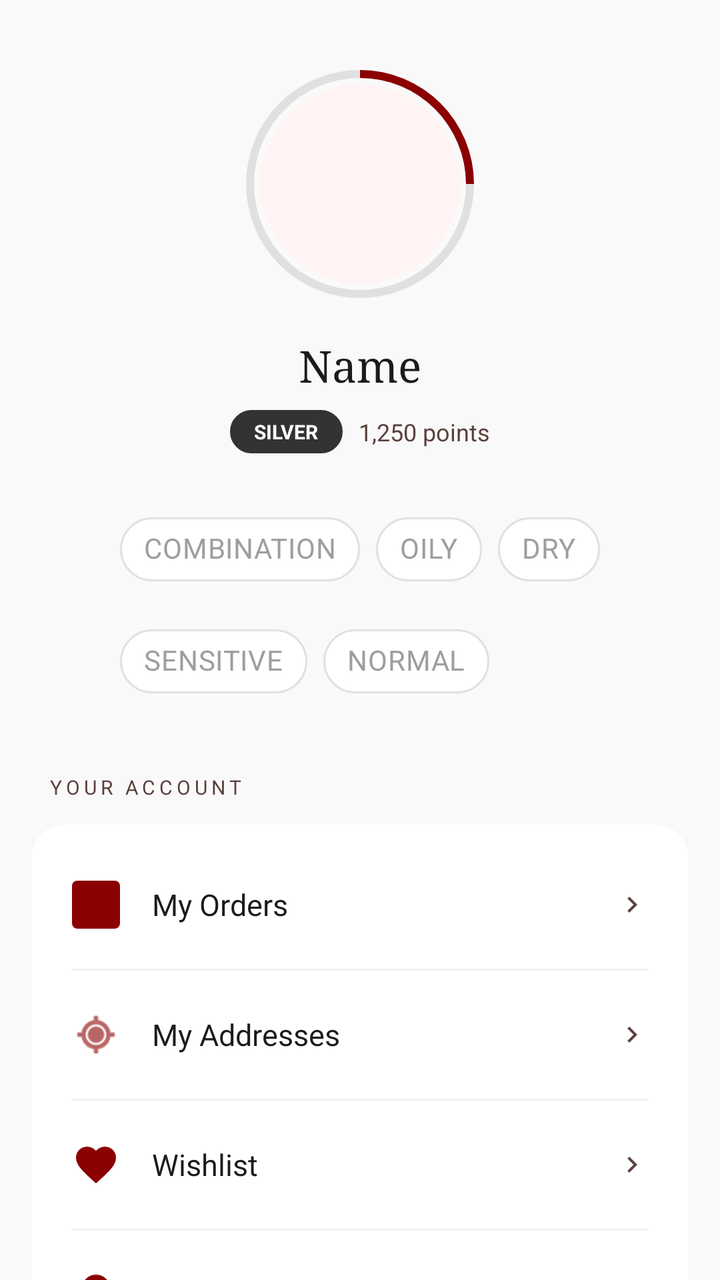
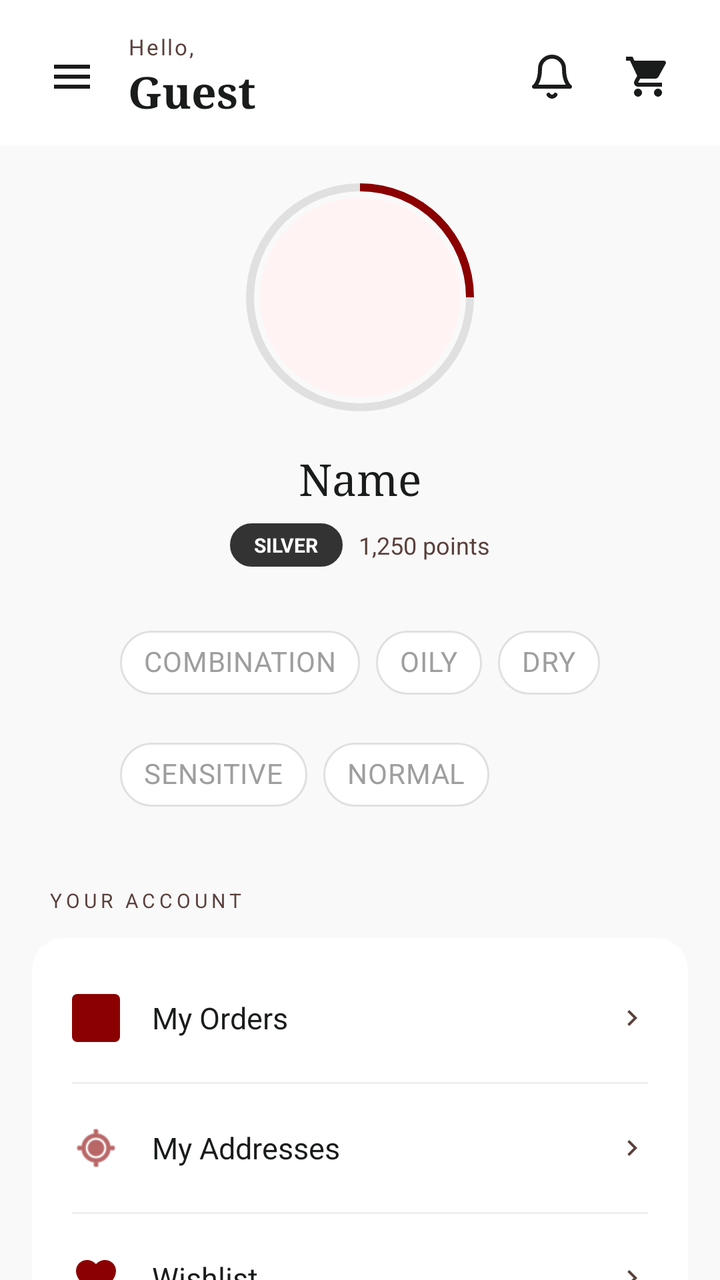

Two renders of the same Android screen: before a commit and after it. Below are the layout's source before the change and the commit's diff.
<!-- AndroidManifest.xml: application theme Theme.TirTirMCommerce -->
<!-- res/layout/fragment_profile.xml -->
<?xml version="1.0" encoding="utf-8"?>
<androidx.coordinatorlayout.widget.CoordinatorLayout xmlns:android="http://schemas.android.com/apk/res/android"
    xmlns:app="http://schemas.android.com/apk/res-auto"
    xmlns:tools="http://schemas.android.com/tools"
    android:layout_width="match_parent"
    android:layout_height="match_parent"
    android:background="@color/tirtir_off_white">

    <androidx.core.widget.NestedScrollView
        android:layout_width="match_parent"
        android:layout_height="match_parent">

        <LinearLayout
            android:layout_width="match_parent"
            android:layout_height="wrap_content"
            android:orientation="vertical"
            android:gravity="center_horizontal"
            android:paddingTop="32dp"
            android:paddingBottom="64dp">

            
            <FrameLayout
                android:layout_width="120dp"
                android:layout_height="120dp">

                <ProgressBar
                    android:id="@+id/pbLoyalty"
                    style="?android:attr/progressBarStyleHorizontal"
                    android:layout_width="match_parent"
                    android:layout_height="match_parent"
                    android:indeterminate="false"
                    android:progressDrawable="@drawable/circular_progress_bar"
                    android:max="1000"
                    android:progress="250" />

                <com.google.android.material.imageview.ShapeableImageView
                    android:id="@+id/ivAvatar"
                    android:layout_width="100dp"
                    android:layout_height="100dp"
                    android:layout_gravity="center"
                    android:scaleType="centerCrop"
                    android:background="@color/tirtir_red_surface"
                    app:shapeAppearanceOverlay="@style/ShapeAppearanceOverlay.App.CornerSize50Percent" />

                <TextView
                    android:id="@+id/tvInitials"
                    android:layout_width="100dp"
                    android:layout_height="100dp"
                    android:layout_gravity="center"
                    android:gravity="center"
                    android:background="@drawable/ic_tirtir_brand_circle"
                    android:textColor="@color/tirtir_red_primary"
                    android:textSize="32sp"
                    android:textStyle="bold"
                    android:visibility="gone"
                    android:text="TT" />

                <ProgressBar
                    android:id="@+id/progressAvatarUpload"
                    android:layout_width="32dp"
                    android:layout_height="32dp"
                    android:layout_gravity="center"
                    android:indeterminateTint="@color/tirtir_red_primary"
                    android:visibility="gone" />
            </FrameLayout>

            
            <TextView
                android:id="@+id/tvUserName"
                android:layout_width="wrap_content"
                android:layout_height="wrap_content"
                android:layout_marginTop="16dp"
                android:text="Name"
                android:textColor="@color/tirtir_black"
                android:textSize="22sp"
                android:textStyle="normal"
                android:fontFamily="serif" />

            
            <TextView android:id="@+id/tvEmail" android:layout_width="0dp" android:layout_height="0dp" android:visibility="gone" />
            <TextView android:id="@+id/tvLoyaltyProgress" android:layout_width="0dp" android:layout_height="0dp" android:visibility="gone" />
            <View android:id="@+id/cardLoyalty" android:layout_width="0dp" android:layout_height="0dp" android:visibility="gone" />
            <View android:id="@+id/btnEditProfile" android:layout_width="0dp" android:layout_height="0dp" android:visibility="gone" />
            <androidx.recyclerview.widget.RecyclerView android:id="@+id/rvAddresses" android:layout_width="0dp" android:layout_height="0dp" android:visibility="gone" />

            
            <LinearLayout
                android:layout_width="wrap_content"
                android:layout_height="wrap_content"
                android:orientation="horizontal"
                android:gravity="center_vertical"
                android:layout_marginTop="8dp">

                <TextView
                    android:id="@+id/tvLoyaltyTierBadge"
                    android:layout_width="wrap_content"
                    android:layout_height="wrap_content"
                    android:background="@drawable/bg_pill_red_outline"
                    android:backgroundTint="#333333"
                    android:paddingHorizontal="12dp"
                    android:paddingVertical="4dp"
                    android:text="SILVER"
                    android:textColor="@color/tirtir_white"
                    android:textSize="10sp"
                    android:textStyle="bold"
                    android:textAllCaps="true" />

                <TextView
                    android:id="@+id/tvLoyaltyPoints"
                    android:layout_width="wrap_content"
                    android:layout_height="wrap_content"
                    android:layout_marginStart="8dp"
                    android:text="1,250 points"
                    android:textColor="@color/tirtir_text_secondary"
                    android:textSize="12sp" />
            </LinearLayout>

            
            <com.google.android.material.chip.ChipGroup
                android:id="@+id/chipGroupSkinType"
                android:layout_width="wrap_content"
                android:layout_height="wrap_content"
                android:layout_marginTop="24dp"
                android:layout_marginHorizontal="24dp"
                app:singleSelection="true"
                app:chipSpacingHorizontal="8dp"
                app:chipSpacingVertical="8dp"
                android:gravity="center">

                <com.google.android.material.chip.Chip
                    android:id="@+id/chipSkinCombo"
                    style="@style/Widget.MaterialComponents.Chip.Choice"
                    android:layout_width="wrap_content"
                    android:layout_height="wrap_content"
                    app:chipBackgroundColor="@android:color/transparent"
                    app:chipStrokeColor="@color/chip_stroke_profile"
                    app:chipStrokeWidth="1dp"
                    android:textColor="@color/chip_text_profile"
                    android:text="COMBINATION" />

                <com.google.android.material.chip.Chip
                    android:id="@+id/chipSkinOily"
                    style="@style/Widget.MaterialComponents.Chip.Choice"
                    android:layout_width="wrap_content"
                    android:layout_height="wrap_content"
                    app:chipBackgroundColor="@android:color/transparent"
                    app:chipStrokeColor="@color/chip_stroke_profile"
                    app:chipStrokeWidth="1dp"
                    android:textColor="@color/chip_text_profile"
                    android:text="OILY" />

                <com.google.android.material.chip.Chip
                    android:id="@+id/chipSkinDry"
                    style="@style/Widget.MaterialComponents.Chip.Choice"
                    android:layout_width="wrap_content"
                    android:layout_height="wrap_content"
                    app:chipBackgroundColor="@android:color/transparent"
                    app:chipStrokeColor="@color/chip_stroke_profile"
                    app:chipStrokeWidth="1dp"
                    android:textColor="@color/chip_text_profile"
                    android:text="DRY" />

                <com.google.android.material.chip.Chip
                    android:id="@+id/chipSkinSensitive"
                    style="@style/Widget.MaterialComponents.Chip.Choice"
                    android:layout_width="wrap_content"
                    android:layout_height="wrap_content"
                    app:chipBackgroundColor="@android:color/transparent"
                    app:chipStrokeColor="@color/chip_stroke_profile"
                    app:chipStrokeWidth="1dp"
                    android:textColor="@color/chip_text_profile"
                    android:text="SENSITIVE" />

                <com.google.android.material.chip.Chip
                    android:id="@+id/chipSkinNormal"
                    style="@style/Widget.MaterialComponents.Chip.Choice"
                    android:layout_width="wrap_content"
                    android:layout_height="wrap_content"
                    app:chipBackgroundColor="@android:color/transparent"
                    app:chipStrokeColor="@color/chip_stroke_profile"
                    app:chipStrokeWidth="1dp"
                    android:textColor="@color/chip_text_profile"
                    android:text="NORMAL" />
            </com.google.android.material.chip.ChipGroup>

            
            <LinearLayout
                android:layout_width="match_parent"
                android:layout_height="wrap_content"
                android:orientation="vertical"
                android:layout_marginTop="32dp"
                android:paddingHorizontal="16dp">

                <TextView
                    android:layout_width="wrap_content"
                    android:layout_height="wrap_content"
                    android:text="YOUR ACCOUNT"
                    android:textSize="10sp"
                    android:textColor="@color/tirtir_text_secondary"
                    android:letterSpacing="0.2"
                    android:layout_marginBottom="12dp"
                    android:layout_marginStart="8dp" />

                <androidx.cardview.widget.CardView
                    android:layout_width="match_parent"
                    android:layout_height="wrap_content"
                    app:cardCornerRadius="16dp"
                    app:cardElevation="0dp"
                    app:cardBackgroundColor="@color/tirtir_white">

                    <LinearLayout
                        android:layout_width="match_parent"
                        android:layout_height="wrap_content"
                        android:orientation="vertical"
                        android:paddingVertical="8dp">

                        
                        <LinearLayout
                            android:id="@+id/layoutMyOrders"
                            android:layout_width="match_parent"
                            android:layout_height="64dp"
                            android:orientation="horizontal"
                            android:gravity="center_vertical"
                            android:paddingHorizontal="20dp"
                            android:background="?attr/selectableItemBackground">
                            <ImageView
                                android:layout_width="24dp"
                                android:layout_height="24dp"
                                android:src="@drawable/ic_product_placeholder"
                                app:tint="@color/tirtir_red_primary" />
                            <TextView
                                android:layout_width="0dp"
                                android:layout_height="wrap_content"
                                android:layout_weight="1"
                                android:layout_marginStart="16dp"
                                android:text="My Orders"
                                android:textColor="@color/tirtir_black"
                                android:textSize="15sp" />
                            <ImageView
                                android:layout_width="16dp"
                                android:layout_height="16dp"
                                android:src="@drawable/ic_chevron_right"
                                app:tint="@color/tirtir_text_secondary" />
                        </LinearLayout>

                        <View android:layout_width="match_parent" android:layout_height="1dp" android:background="#F0F0F0" android:layout_marginHorizontal="20dp"/>

                        
                        <LinearLayout
                            android:id="@+id/layoutMyAddresses"
                            android:layout_width="match_parent"
                            android:layout_height="64dp"
                            android:orientation="horizontal"
                            android:gravity="center_vertical"
                            android:paddingHorizontal="20dp"
                            android:background="?attr/selectableItemBackground">
                            <ImageView
                                android:layout_width="24dp"
                                android:layout_height="24dp"
                                android:src="@android:drawable/ic_menu_mylocation"
                                app:tint="@color/tirtir_red_primary" />
                            <TextView
                                android:layout_width="0dp"
                                android:layout_height="wrap_content"
                                android:layout_weight="1"
                                android:layout_marginStart="16dp"
                                android:text="My Addresses"
                                android:textColor="@color/tirtir_black"
                                android:textSize="15sp" />
                            <ImageView
                                android:layout_width="16dp"
                                android:layout_height="16dp"
                                android:src="@drawable/ic_chevron_right"
                                app:tint="@color/tirtir_text_secondary" />
                        </LinearLayout>

                        <View android:layout_width="match_parent" android:layout_height="1dp" android:background="#F0F0F0" android:layout_marginHorizontal="20dp"/>

                        
                        <LinearLayout
                            android:id="@+id/layoutMyWishlist"
                            android:layout_width="match_parent"
                            android:layout_height="64dp"
                            android:orientation="horizontal"
                            android:gravity="center_vertical"
                            android:paddingHorizontal="20dp"
                            android:background="?attr/selectableItemBackground">
                            <ImageView
                                android:layout_width="24dp"
                                android:layout_height="24dp"
                                android:src="@drawable/ic_wishlist"
                                app:tint="@color/tirtir_red_primary" />
                            <TextView
                                android:layout_width="0dp"
                                android:layout_height="wrap_content"
                                android:layout_weight="1"
                                android:layout_marginStart="16dp"
                                android:text="Wishlist"
                                android:textColor="@color/tirtir_black"
                                android:textSize="15sp" />
                            <ImageView
                                android:layout_width="16dp"
                                android:layout_height="16dp"
                                android:src="@drawable/ic_chevron_right"
                                app:tint="@color/tirtir_text_secondary" />
                        </LinearLayout>

                        <View android:layout_width="match_parent" android:layout_height="1dp" android:background="#F0F0F0" android:layout_marginHorizontal="20dp"/>

                        
                        <LinearLayout
                            android:id="@+id/layoutScanHistory"
                            android:layout_width="match_parent"
                            android:layout_height="64dp"
                            android:orientation="horizontal"
                            android:gravity="center_vertical"
                            android:paddingHorizontal="20dp"
                            android:background="?attr/selectableItemBackground">
                            <ImageView
                                android:layout_width="24dp"
                                android:layout_height="24dp"
                                android:src="@drawable/ic_skin"
                                app:tint="@color/tirtir_red_primary" />
                            <TextView
                                android:layout_width="0dp"
                                android:layout_height="wrap_content"
                                android:layout_weight="1"
                                android:layout_marginStart="16dp"
                                android:text="Skin analysis"
                                android:textColor="@color/tirtir_black"
                                android:textSize="15sp" />
                            <TextView
                                android:id="@+id/tvScanHistoryStatus"
                                android:layout_width="wrap_content"
                                android:layout_height="wrap_content"
                                android:text="VIEW"
                                android:textColor="@color/tirtir_text_secondary"
                                android:textSize="10sp"
                                android:layout_marginEnd="8dp" />
                            <ImageView
                                android:layout_width="16dp"
                                android:layout_height="16dp"
                                android:src="@drawable/ic_chevron_right"
                                app:tint="@color/tirtir_text_secondary" />
                        </LinearLayout>
                    </LinearLayout>
                </androidx.cardview.widget.CardView>
            </LinearLayout>

            <TextView
                android:id="@+id/btnLogout"
                android:layout_width="wrap_content"
                android:layout_height="wrap_content"
                android:text="SIGN OUT"
                android:textColor="#C08080"
                android:textSize="12sp"
                android:textStyle="bold"
                android:letterSpacing="0.1"
                android:layout_marginTop="32dp"
                android:padding="8dp"
                android:background="?attr/selectableItemBackground" />

        </LinearLayout>
    </androidx.core.widget.NestedScrollView>

</androidx.coordinatorlayout.widget.CoordinatorLayout>
<!-- resources referenced by this layout -->
<resources>
  <color name="tirtir_black">#1A1C1C</color>
  <color name="tirtir_off_white">#F9F9F9</color>
  <color name="tirtir_red_primary">#8B0000</color>
  <color name="tirtir_red_surface">#FFF4F3</color>
  <color name="tirtir_text_secondary">#5A403C</color>
  <color name="tirtir_white">#FFFFFF</color>
  <!-- drawable bg_pill_red_outline (drawable) -->
  <?xml version="1.0" encoding="utf-8"?>
  <shape xmlns:android="http://schemas.android.com/apk/res/android">
      <solid android:color="@color/tirtir_white" />
      <stroke
          android:width="1dp"
          android:color="@color/tirtir_red_primary" />
      <corners android:radius="24dp" />
      <padding
          android:left="12dp"
          android:top="7dp"
          android:right="12dp"
          android:bottom="7dp" />
  </shape>
  <!-- drawable ic_chevron_right (drawable) -->
  <vector xmlns:android="http://schemas.android.com/apk/res/android"
      android:width="24dp"
      android:height="24dp"
      android:viewportWidth="24"
      android:viewportHeight="24"
      android:tint="#999999">
    <path
        android:fillColor="@android:color/white"
        android:pathData="M10,6L8.59,7.41 13.17,12l-4.58,4.59L10,18l6,-6z"/>
  </vector>
  <style name="ShapeAppearanceOverlay.App.CornerSize50Percent" parent="">
          <item name="cornerSize">50%</item>
      </style>
  <style name="Theme.TirTirMCommerce" parent="Base.Theme.TirTirMCommerce" />
  <color name="tirtir_red_dark">#610000</color>
  <color name="tirtir_error">#D32F2F</color>
  <!-- unchanged entries left out for length: 7 -->
</resources>

<!-- the commit's change to res/layout/fragment_profile.xml (unified diff, before → after) -->
@@ -6,16 +6,25 @@
     android:layout_height="match_parent"
     android:background="@color/tirtir_off_white">
 
+    <com.google.android.material.appbar.AppBarLayout
+        android:layout_width="match_parent"
+        android:layout_height="wrap_content"
+        android:background="@color/tirtir_white"
+        app:elevation="0dp">
+        <include layout="@layout/layout_app_header" />
+    </com.google.android.material.appbar.AppBarLayout>
+
     <androidx.core.widget.NestedScrollView
         android:layout_width="match_parent"
-        android:layout_height="match_parent">
+        android:layout_height="match_parent"
+        app:layout_behavior="@string/appbar_scrolling_view_behavior">
 
         <LinearLayout
             android:layout_width="match_parent"
             android:layout_height="wrap_content"
             android:orientation="vertical"
             android:gravity="center_horizontal"
-            android:paddingTop="32dp"
+            android:paddingTop="16dp"
             android:paddingBottom="64dp">
 
             
@@ -364,3 +373,97 @@
     </androidx.core.widget.NestedScrollView>
 
 </androidx.coordinatorlayout.widget.CoordinatorLayout>
+<!-- res/layout/layout_app_header.xml (included above) -->
+<?xml version="1.0" encoding="utf-8"?>
+<LinearLayout xmlns:android="http://schemas.android.com/apk/res/android"
+    xmlns:app="http://schemas.android.com/apk/res-auto"
+    android:layout_width="match_parent"
+    android:layout_height="wrap_content"
+    android:orientation="horizontal"
+    android:paddingHorizontal="16dp"
+    android:paddingTop="16dp"
+    android:paddingBottom="12dp"
+    android:gravity="center_vertical"
+    android:background="@color/tirtir_white"
+    android:baselineAligned="false">
+
+    <ImageButton
+        android:id="@+id/btnHamburger"
+        android:layout_width="40dp"
+        android:layout_height="40dp"
+        android:background="@android:color/transparent"
+        android:src="@drawable/ic_menu_hamburger"
+        android:layout_marginEnd="8dp"
+        app:tint="@color/tirtir_black"
+        android:contentDescription="Menu" />
+
+    <LinearLayout
+        android:layout_width="0dp"
+        android:layout_height="wrap_content"
+        android:layout_weight="1"
+        android:orientation="vertical">
+
+        <TextView
+            android:id="@+id/tvGreetingSub"
+            android:layout_width="wrap_content"
+            android:layout_height="wrap_content"
+            android:text="Hello,"
+            android:textColor="@color/tirtir_text_secondary"
+            android:textSize="11sp"
+            android:letterSpacing="0.08" />
+
+        <TextView
+            android:id="@+id/tvGreeting"
+            android:layout_width="wrap_content"
+            android:layout_height="wrap_content"
+            android:text="Guest"
+            android:textColor="@color/tirtir_black"
+            android:textSize="22sp"
+            android:textStyle="bold"
+            android:fontFamily="serif" />
+    </LinearLayout>
+
+    <ImageButton
+        android:id="@+id/btnNotifications"
+        android:layout_width="40dp"
+        android:layout_height="40dp"
+        android:background="@android:color/transparent"
+        android:src="@drawable/ic_notifications"
+        app:tint="@color/tirtir_black"
+        android:contentDescription="Notifications" />
+
+    <FrameLayout
+        android:id="@+id/btnCart"
+        android:layout_width="40dp"
+        android:layout_height="40dp"
+        android:layout_marginStart="8dp"
+        android:clipChildren="false"
+        android:clipToPadding="false">
+
+        <ImageView
+            android:layout_width="match_parent"
+            android:layout_height="match_parent"
+            android:background="@android:color/transparent"
+            android:scaleType="centerInside"
+            android:src="@drawable/ic_cart"
+            app:tint="@color/tirtir_black"
+            android:contentDescription="Cart" />
+
+        <TextView
+            android:id="@+id/tvCartBadge"
+            android:layout_width="16dp"
+            android:layout_height="16dp"
+            android:layout_gravity="top|end"
+            android:layout_marginTop="4dp"
+            android:layout_marginEnd="4dp"
+            android:background="@drawable/ic_tirtir_brand_circle"
+            android:backgroundTint="@color/tirtir_red_primary"
+            android:gravity="center"
+            android:text="0"
+            android:textColor="@color/tirtir_white"
+            android:textSize="9sp"
+            android:textStyle="bold"
+            android:visibility="gone" />
+    </FrameLayout>
+
+</LinearLayout>
<!-- resource entries referenced after the edit -->
@@ -20,6 +20,17 @@
           android:right="12dp"
           android:bottom="7dp" />
   </shape>
+  <!-- drawable ic_cart (drawable) -->
+  <vector xmlns:android="http://schemas.android.com/apk/res/android"
+      android:width="24dp"
+      android:height="24dp"
+      android:viewportWidth="24.0"
+      android:viewportHeight="24.0"
+      android:tint="?attr/colorControlNormal">
+    <path
+        android:fillColor="#FF000000"
+        android:pathData="M7,18c-1.1,0 -1.99,0.9 -1.99,2S5.9,22 7,22s2,-0.9 2,-2 -0.9,-2 -2,-2zM1,2v2h2l3.6,7.59 -1.35,2.45c-0.16,0.28 -0.25,0.61 -0.25,0.96 0,1.1 0.9,2 2,2h12v-2H7.42c-0.14,0 -0.25,-0.11 -0.25,-0.25l0.03,-0.12 0.9,-1.63h7.45c0.75,0 1.41,-0.41 1.75,-1.03l3.58,-6.49c0.08,-0.14 0.12,-0.31 0.12,-0.48 0,-0.55 -0.45,-1 -1,-1H5.21l-0.94,-2H1zM17,18c-1.1,0 -1.99,0.9 -1.99,2s0.89,2 1.99,2 2,-0.9 2,-2 -0.9,-2 -2,-2z"/>
+  </vector>
   <!-- drawable ic_chevron_right (drawable) -->
   <vector xmlns:android="http://schemas.android.com/apk/res/android"
       android:width="24dp"
@@ -31,6 +42,39 @@
         android:fillColor="@android:color/white"
         android:pathData="M10,6L8.59,7.41 13.17,12l-4.58,4.59L10,18l6,-6z"/>
   </vector>
+  <!-- drawable ic_menu_hamburger (drawable) -->
+  <?xml version="1.0" encoding="utf-8"?>
+  <vector xmlns:android="http://schemas.android.com/apk/res/android"
+      android:width="24dp"
+      android:height="24dp"
+      android:viewportWidth="24"
+      android:viewportHeight="24">
+      <path
+          android:fillColor="#FF000000"
+          android:pathData="M3,18h18v-2H3v2zm0-5h18v-2H3v2zm0-7v2h18V6H3z" />
+  </vector>
+  <!-- drawable ic_notifications (drawable) -->
+  <?xml version="1.0" encoding="utf-8"?>
+  <vector xmlns:android="http://schemas.android.com/apk/res/android"
+      android:width="24dp"
+      android:height="24dp"
+      android:viewportWidth="24"
+      android:viewportHeight="24">
+      <path
+          android:strokeWidth="2"
+          android:strokeColor="@android:color/black"
+          android:strokeLineCap="round"
+          android:strokeLineJoin="round"
+          android:fillColor="@android:color/transparent"
+          android:pathData="M18,8A6,6 0 0,0 6,8C6,15 3,17 3,17H21C21,17 18,15 18,8Z" />
+      <path
+          android:strokeWidth="2"
+          android:strokeColor="@android:color/black"
+          android:strokeLineCap="round"
+          android:strokeLineJoin="round"
+          android:fillColor="@android:color/transparent"
+          android:pathData="M13.73,21C13.55,21.3 13.3,21.55 13,21.72C12.7,21.9 12.35,22 12,22C11.65,22 11.3,21.9 11,21.72C10.7,21.55 10.45,21.3 10.27,21" />
+  </vector>
   <style name="ShapeAppearanceOverlay.App.CornerSize50Percent" parent="">
           <item name="cornerSize">50%</item>
       </style>
